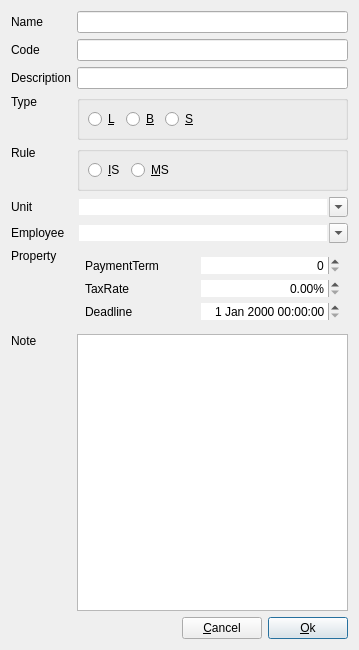
Above: dialog/insertnode/Insertnodestakeholder.ui from YtxErp/YTX before the change. Below: the same form after it.
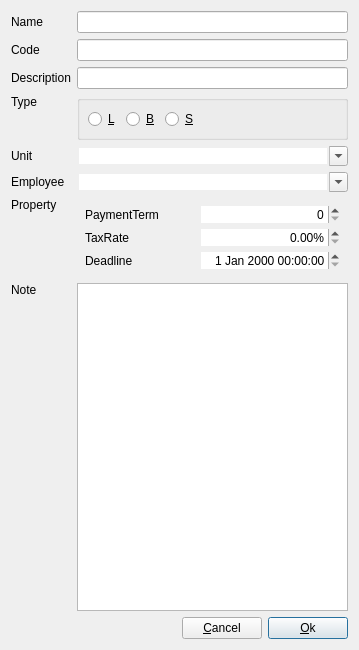
That is the form after the change. Custom widgets are drawn as their Qt base class.

Commit message: Adjust ui color

```diff
--- a/dialog/insertnode/Insertnodestakeholder.ui
+++ b/dialog/insertnode/Insertnodestakeholder.ui
@@ -21,56 +21,51 @@
      </property>
     </widget>
    </item>
-   <item row="13" column="0" colspan="2">
-    <spacer name="horizontalSpacer">
-     <property name="orientation">
-      <enum>Qt::Orientation::Horizontal</enum>
-     </property>
-     <property name="sizeHint" stdset="0">
-      <size>
-       <width>111</width>
-       <height>20</height>
-      </size>
-     </property>
-    </spacer>
-   </item>
-   <item row="0" column="1" colspan="3">
-    <widget class="LineEdit" name="lineEditName">
-     <property name="sizePolicy">
-      <sizepolicy hsizetype="Expanding" vsizetype="Fixed">
-       <horstretch>0</horstretch>
-       <verstretch>0</verstretch>
-      </sizepolicy>
-     </property>
+   <item row="9" column="1" colspan="3">
+    <widget class="QWidget" name="widget_2" native="true">
+     <layout class="QGridLayout" name="gridLayout_6">
+      <property name="leftMargin">
+       <number>0</number>
+      </property>
+      <property name="topMargin">
+       <number>0</number>
+      </property>
+      <property name="rightMargin">
+       <number>0</number>
+      </property>
+      <property name="bottomMargin">
+       <number>0</number>
+      </property>
+      <item row="0" column="0">
+       <widget class="ComboBox" name="comboEmployee">
+        <property name="editable">
+         <bool>true</bool>
+        </property>
+        <property name="insertPolicy">
+         <enum>QComboBox::InsertPolicy::NoInsert</enum>
+        </property>
+        <property name="sizeAdjustPolicy">
+         <enum>QComboBox::SizeAdjustPolicy::AdjustToContents</enum>
+        </property>
+        <property name="frame">
+         <bool>false</bool>
+        </property>
+       </widget>
+      </item>
+     </layout>
     </widget>
    </item>
-   <item row="2" column="1" colspan="3">
-    <widget class="LineEdit" name="lineEditDescription">
-     <property name="sizePolicy">
-      <sizepolicy hsizetype="Expanding" vsizetype="Fixed">
-       <horstretch>0</horstretch>
-       <verstretch>0</verstretch>
-      </sizepolicy>
+   <item row="8" column="0">
+    <widget class="QLabel" name="labUnit">
+     <property name="text">
+      <string>Unit</string>
+     </property>
+     <property name="buddy">
+      <cstring>comboUnit</cstring>
      </property>
     </widget>
    </item>
    <item row="11" column="0">
-    <widget class="QLabel" name="labProperty">
-     <property name="sizePolicy">
-      <sizepolicy hsizetype="Preferred" vsizetype="Preferred">
-       <horstretch>0</horstretch>
-       <verstretch>0</verstretch>
-      </sizepolicy>
-     </property>
-     <property name="text">
-      <string>Property</string>
-     </property>
-     <property name="alignment">
-      <set>Qt::AlignmentFlag::AlignLeading|Qt::AlignmentFlag::AlignLeft|Qt::AlignmentFlag::AlignTop</set>
-     </property>
-    </widget>
-   </item>
-   <item row="12" column="0">
     <widget class="QLabel" name="labNote">
      <property name="sizePolicy">
       <sizepolicy hsizetype="Preferred" vsizetype="Expanding">
@@ -89,103 +84,6 @@
      </property>
     </widget>
    </item>
-   <item row="8" column="0">
-    <widget class="QLabel" name="labRule">
-     <property name="sizePolicy">
-      <sizepolicy hsizetype="Preferred" vsizetype="Preferred">
-       <horstretch>0</horstretch>
-       <verstretch>0</verstretch>
-      </sizepolicy>
-     </property>
-     <property name="text">
-      <string>Rule</string>
-     </property>
-     <property name="alignment">
-      <set>Qt::AlignmentFlag::AlignLeading|Qt::AlignmentFlag::AlignLeft|Qt::AlignmentFlag::AlignTop</set>
-     </property>
-    </widget>
-   </item>
-   <item row="11" column="1" colspan="3">
-    <widget class="QWidget" name="widgetProperty" native="true">
-     <layout class="QGridLayout" name="gridLayout_3">
-      <property name="leftMargin">
-       <number>8</number>
-      </property>
-      <property name="topMargin">
-       <number>8</number>
-      </property>
-      <property name="rightMargin">
-       <number>8</number>
-      </property>
-      <property name="bottomMargin">
-       <number>8</number>
-      </property>
-      <property name="spacing">
-       <number>-1</number>
-      </property>
-      <item row="1" column="1">
-       <widget class="DoubleSpinBox" name="dSpinTaxRate">
-        <property name="frame">
-         <bool>false</bool>
-        </property>
-        <property name="alignment">
-         <set>Qt::AlignmentFlag::AlignRight|Qt::AlignmentFlag::AlignTrailing|Qt::AlignmentFlag::AlignVCenter</set>
-        </property>
-        <property name="suffix">
-         <string>%</string>
-        </property>
-        <property name="stepType">
-         <enum>QAbstractSpinBox::StepType::AdaptiveDecimalStepType</enum>
-        </property>
-       </widget>
-      </item>
-      <item row="3" column="0">
-       <widget class="QLabel" name="labelDeadline">
-        <property name="text">
-         <string>Deadline</string>
-        </property>
-       </widget>
-      </item>
-      <item row="0" column="1">
-       <widget class="QDoubleSpinBox" name="dSpinPaymentPeriod">
-        <property name="frame">
-         <bool>false</bool>
-        </property>
-        <property name="alignment">
-         <set>Qt::AlignmentFlag::AlignRight|Qt::AlignmentFlag::AlignTrailing|Qt::AlignmentFlag::AlignVCenter</set>
-        </property>
-        <property name="decimals">
-         <number>0</number>
-        </property>
-       </widget>
-      </item>
-      <item row="3" column="1">
-       <widget class="DateTimeEdit" name="deadline">
-        <property name="frame">
-         <bool>false</bool>
-        </property>
-        <property name="alignment">
-         <set>Qt::AlignmentFlag::AlignRight|Qt::AlignmentFlag::AlignTrailing|Qt::AlignmentFlag::AlignVCenter</set>
-        </property>
-       </widget>
-      </item>
-      <item row="0" column="0">
-       <widget class="QLabel" name="labelPaymentTerm">
-        <property name="text">
-         <string>PaymentTerm</string>
-        </property>
-       </widget>
-      </item>
-      <item row="1" column="0">
-       <widget class="QLabel" name="labelTaxRate">
-        <property name="text">
-         <string>TaxRate</string>
-        </property>
-       </widget>
-      </item>
-     </layout>
-    </widget>
-   </item>
    <item row="0" column="0">
     <widget class="QLabel" name="labName">
      <property name="sizePolicy">
@@ -202,89 +100,13 @@
      </property>
     </widget>
    </item>
-   <item row="9" column="1" colspan="3">
-    <widget class="QWidget" name="widget" native="true">
-     <layout class="QGridLayout" name="gridLayout_5">
-      <property name="leftMargin">
-       <number>0</number>
-      </property>
-      <property name="topMargin">
-       <number>0</number>
-      </property>
-      <property name="rightMargin">
-       <number>0</number>
-      </property>
-      <property name="bottomMargin">
-       <number>0</number>
-      </property>
-      <item row="0" column="0">
-       <widget class="ComboBox" name="comboUnit">
-        <property name="editable">
-         <bool>true</bool>
-        </property>
-        <property name="insertPolicy">
-         <enum>QComboBox::InsertPolicy::NoInsert</enum>
-        </property>
-        <property name="sizeAdjustPolicy">
-         <enum>QComboBox::SizeAdjustPolicy::AdjustToContents</enum>
-        </property>
-        <property name="frame">
-         <bool>false</bool>
-        </property>
-       </widget>
-      </item>
-     </layout>
-    </widget>
-   </item>
-   <item row="13" column="2">
-    <widget class="QPushButton" name="pBtnCancel">
+   <item row="0" column="1" colspan="3">
+    <widget class="LineEdit" name="lineEditName">
      <property name="sizePolicy">
-      <sizepolicy hsizetype="Fixed" vsizetype="Fixed">
+      <sizepolicy hsizetype="Expanding" vsizetype="Fixed">
        <horstretch>0</horstretch>
        <verstretch>0</verstretch>
       </sizepolicy>
-     </property>
-     <property name="text">
-      <string>&amp;Cancel</string>
-     </property>
-    </widget>
-   </item>
-   <item row="9" column="0">
-    <widget class="QLabel" name="labUnit">
-     <property name="text">
-      <string>Unit</string>
-     </property>
-     <property name="buddy">
-      <cstring>comboUnit</cstring>
-     </property>
-    </widget>
-   </item>
-   <item row="2" column="0">
-    <widget class="QLabel" name="labDescription">
-     <property name="text">
-      <string>Description</string>
-     </property>
-     <property name="buddy">
-      <cstring>lineEditDescription</cstring>
-     </property>
-    </widget>
-   </item>
-   <item row="6" column="0">
-    <widget class="QLabel" name="labType">
-     <property name="sizePolicy">
-      <sizepolicy hsizetype="Preferred" vsizetype="Preferred">
-       <horstretch>0</horstretch>
-       <verstretch>0</verstretch>
-      </sizepolicy>
-     </property>
-     <property name="text">
-      <string>Type</string>
-     </property>
-     <property name="alignment">
-      <set>Qt::AlignmentFlag::AlignLeading|Qt::AlignmentFlag::AlignLeft|Qt::AlignmentFlag::AlignTop</set>
-     </property>
-     <property name="buddy">
-      <cstring>rBtnDICD</cstring>
      </property>
     </widget>
    </item>
@@ -355,19 +177,13 @@
      </layout>
     </widget>
    </item>
-   <item row="13" column="3">
-    <widget class="QPushButton" name="pBtnOk">
-     <property name="sizePolicy">
-      <sizepolicy hsizetype="Fixed" vsizetype="Fixed">
-       <horstretch>0</horstretch>
-       <verstretch>0</verstretch>
-      </sizepolicy>
-     </property>
+   <item row="2" column="0">
+    <widget class="QLabel" name="labDescription">
      <property name="text">
-      <string>&amp;Ok</string>
+      <string>Description</string>
      </property>
-     <property name="default">
-      <bool>true</bool>
+     <property name="buddy">
+      <cstring>lineEditDescription</cstring>
      </property>
     </widget>
    </item>
@@ -381,110 +197,221 @@
      </property>
     </widget>
    </item>
-   <item row="12" column="1" colspan="3">
+   <item row="12" column="2">
+    <widget class="QPushButton" name="pBtnCancel">
+     <property name="sizePolicy">
+      <sizepolicy hsizetype="Fixed" vsizetype="Fixed">
+       <horstretch>0</horstretch>
+       <verstretch>0</verstretch>
+      </sizepolicy>
+     </property>
+     <property name="text">
+      <string>&amp;Cancel</string>
+     </property>
+    </widget>
+   </item>
+   <item row="11" column="1" colspan="3">
     <widget class="PlainTextEdit" name="plainTextEdit">
      <property name="tabChangesFocus">
       <bool>true</bool>
      </property>
     </widget>
    </item>
-   <item row="10" column="0">
+   <item row="6" column="0">
+    <widget class="QLabel" name="labType">
+     <property name="sizePolicy">
+      <sizepolicy hsizetype="Preferred" vsizetype="Preferred">
+       <horstretch>0</horstretch>
+       <verstretch>0</verstretch>
+      </sizepolicy>
+     </property>
+     <property name="text">
+      <string>Type</string>
+     </property>
+     <property name="alignment">
+      <set>Qt::AlignmentFlag::AlignLeading|Qt::AlignmentFlag::AlignLeft|Qt::AlignmentFlag::AlignTop</set>
+     </property>
+     <property name="buddy">
+      <cstring>rBtnDICD</cstring>
+     </property>
+    </widget>
+   </item>
+   <item row="12" column="3">
+    <widget class="QPushButton" name="pBtnOk">
+     <property name="sizePolicy">
+      <sizepolicy hsizetype="Fixed" vsizetype="Fixed">
+       <horstretch>0</horstretch>
+       <verstretch>0</verstretch>
+      </sizepolicy>
+     </property>
+     <property name="text">
+      <string>&amp;Ok</string>
+     </property>
+     <property name="default">
+      <bool>true</bool>
+     </property>
+    </widget>
+   </item>
+   <item row="2" column="1" colspan="3">
+    <widget class="LineEdit" name="lineEditDescription">
+     <property name="sizePolicy">
+      <sizepolicy hsizetype="Expanding" vsizetype="Fixed">
+       <horstretch>0</horstretch>
+       <verstretch>0</verstretch>
+      </sizepolicy>
+     </property>
+    </widget>
+   </item>
+   <item row="8" column="1" colspan="3">
+    <widget class="QWidget" name="widget" native="true">
+     <layout class="QGridLayout" name="gridLayout_5">
+      <property name="leftMargin">
+       <number>0</number>
+      </property>
+      <property name="topMargin">
+       <number>0</number>
+      </property>
+      <property name="rightMargin">
+       <number>0</number>
+      </property>
+      <property name="bottomMargin">
+       <number>0</number>
+      </property>
+      <item row="0" column="0">
+       <widget class="ComboBox" name="comboUnit">
+        <property name="editable">
+         <bool>true</bool>
+        </property>
+        <property name="insertPolicy">
+         <enum>QComboBox::InsertPolicy::NoInsert</enum>
+        </property>
+        <property name="sizeAdjustPolicy">
+         <enum>QComboBox::SizeAdjustPolicy::AdjustToContents</enum>
+        </property>
+        <property name="frame">
+         <bool>false</bool>
+        </property>
+       </widget>
+      </item>
+     </layout>
+    </widget>
+   </item>
+   <item row="10" column="1" colspan="3">
+    <widget class="QWidget" name="widgetProperty" native="true">
+     <layout class="QGridLayout" name="gridLayout_3">
+      <property name="leftMargin">
+       <number>8</number>
+      </property>
+      <property name="topMargin">
+       <number>8</number>
+      </property>
+      <property name="rightMargin">
+       <number>8</number>
+      </property>
+      <property name="bottomMargin">
+       <number>8</number>
+      </property>
+      <property name="spacing">
+       <number>-1</number>
+      </property>
+      <item row="1" column="1">
+       <widget class="DoubleSpinBox" name="dSpinTaxRate">
+        <property name="frame">
+         <bool>false</bool>
+        </property>
+        <property name="alignment">
+         <set>Qt::AlignmentFlag::AlignRight|Qt::AlignmentFlag::AlignTrailing|Qt::AlignmentFlag::AlignVCenter</set>
+        </property>
+        <property name="suffix">
+         <string>%</string>
+        </property>
+        <property name="stepType">
+         <enum>QAbstractSpinBox::StepType::AdaptiveDecimalStepType</enum>
+        </property>
+       </widget>
+      </item>
+      <item row="3" column="0">
+       <widget class="QLabel" name="labelDeadline">
+        <property name="text">
+         <string>Deadline</string>
+        </property>
+       </widget>
+      </item>
+      <item row="0" column="1">
+       <widget class="QDoubleSpinBox" name="dSpinPaymentPeriod">
+        <property name="frame">
+         <bool>false</bool>
+        </property>
+        <property name="alignment">
+         <set>Qt::AlignmentFlag::AlignRight|Qt::AlignmentFlag::AlignTrailing|Qt::AlignmentFlag::AlignVCenter</set>
+        </property>
+        <property name="decimals">
+         <number>0</number>
+        </property>
+       </widget>
+      </item>
+      <item row="3" column="1">
+       <widget class="DateTimeEdit" name="deadline">
+        <property name="frame">
+         <bool>false</bool>
+        </property>
+        <property name="alignment">
+         <set>Qt::AlignmentFlag::AlignRight|Qt::AlignmentFlag::AlignTrailing|Qt::AlignmentFlag::AlignVCenter</set>
+        </property>
+       </widget>
+      </item>
+      <item row="0" column="0">
+       <widget class="QLabel" name="labelPaymentTerm">
+        <property name="text">
+         <string>PaymentTerm</string>
+        </property>
+       </widget>
+      </item>
+      <item row="1" column="0">
+       <widget class="QLabel" name="labelTaxRate">
+        <property name="text">
+         <string>TaxRate</string>
+        </property>
+       </widget>
+      </item>
+     </layout>
+    </widget>
+   </item>
+   <item row="9" column="0">
     <widget class="QLabel" name="labEmployee">
      <property name="text">
       <string>Employee</string>
      </property>
     </widget>
    </item>
-   <item row="10" column="1" colspan="3">
-    <widget class="QWidget" name="widget_2" native="true">
-     <layout class="QGridLayout" name="gridLayout_6">
-      <property name="leftMargin">
-       <number>0</number>
-      </property>
-      <property name="topMargin">
-       <number>0</number>
-      </property>
-      <property name="rightMargin">
-       <number>0</number>
-      </property>
-      <property name="bottomMargin">
-       <number>0</number>
-      </property>
-      <item row="0" column="0">
-       <widget class="ComboBox" name="comboEmployee">
-        <property name="editable">
-         <bool>true</bool>
-        </property>
-        <property name="insertPolicy">
-         <enum>QComboBox::InsertPolicy::NoInsert</enum>
-        </property>
-        <property name="sizeAdjustPolicy">
-         <enum>QComboBox::SizeAdjustPolicy::AdjustToContents</enum>
-        </property>
-        <property name="frame">
-         <bool>false</bool>
-        </property>
-       </widget>
-      </item>
-     </layout>
+   <item row="10" column="0">
+    <widget class="QLabel" name="labProperty">
+     <property name="sizePolicy">
+      <sizepolicy hsizetype="Preferred" vsizetype="Preferred">
+       <horstretch>0</horstretch>
+       <verstretch>0</verstretch>
+      </sizepolicy>
+     </property>
+     <property name="text">
+      <string>Property</string>
+     </property>
+     <property name="alignment">
+      <set>Qt::AlignmentFlag::AlignLeading|Qt::AlignmentFlag::AlignLeft|Qt::AlignmentFlag::AlignTop</set>
+     </property>
     </widget>
    </item>
-   <item row="8" column="1" colspan="3">
-    <widget class="QGroupBox" name="groupBox">
-     <property name="title">
-      <string/>
+   <item row="12" column="0" colspan="2">
+    <spacer name="horizontalSpacer">
+     <property name="orientation">
+      <enum>Qt::Orientation::Horizontal</enum>
      </property>
-     <layout class="QGridLayout" name="gridLayout">
-      <property name="leftMargin">
-       <number>8</number>
-      </property>
-      <property name="topMargin">
-       <number>8</number>
-      </property>
-      <property name="rightMargin">
-       <number>8</number>
-      </property>
-      <property name="bottomMargin">
-       <number>8</number>
-      </property>
-      <property name="spacing">
-       <number>-1</number>
-      </property>
-      <item row="0" column="1">
-       <widget class="QRadioButton" name="rBtnMS">
-        <property name="toolTip">
-         <string>Monthly Settlement</string>
-        </property>
-        <property name="text">
-         <string notr="true">&amp;MS</string>
-        </property>
-       </widget>
-      </item>
-      <item row="0" column="0">
-       <widget class="QRadioButton" name="rBtnIS">
-        <property name="toolTip">
-         <string>Immediate Settlement</string>
-        </property>
-        <property name="text">
-         <string notr="true">&amp;IS</string>
-        </property>
-       </widget>
-      </item>
-      <item row="0" column="2">
-       <spacer name="horizontalSpacer_2">
-        <property name="orientation">
-         <enum>Qt::Orientation::Horizontal</enum>
-        </property>
-        <property name="sizeHint" stdset="0">
-         <size>
-          <width>165</width>
-          <height>5</height>
-         </size>
-        </property>
-       </spacer>
-      </item>
-     </layout>
-    </widget>
+     <property name="sizeHint" stdset="0">
+      <size>
+       <width>111</width>
+       <height>20</height>
+      </size>
+     </property>
+    </spacer>
    </item>
   </layout>
  </widget>
@@ -499,6 +426,11 @@
    <extends>QLineEdit</extends>
    <header location="global">widget/lineedit.h</header>
   </customwidget>
+  <customwidget>
+   <class>PlainTextEdit</class>
+   <extends>QPlainTextEdit</extends>
+   <header location="global">widget/plaintextedit.h</header>
+  </customwidget>
   <customwidget>
    <class>DoubleSpinBox</class>
    <extends>QDoubleSpinBox</extends>
@@ -509,11 +441,6 @@
    <extends>QDateTimeEdit</extends>
    <header location="global">widget/datetimeedit.h</header>
   </customwidget>
-  <customwidget>
-   <class>PlainTextEdit</class>
-   <extends>QPlainTextEdit</extends>
-   <header location="global">widget/plaintextedit.h</header>
-  </customwidget>
  </customwidgets>
  <tabstops>
   <tabstop>lineEditName</tabstop>
```
The commit also changes 11 other files.
